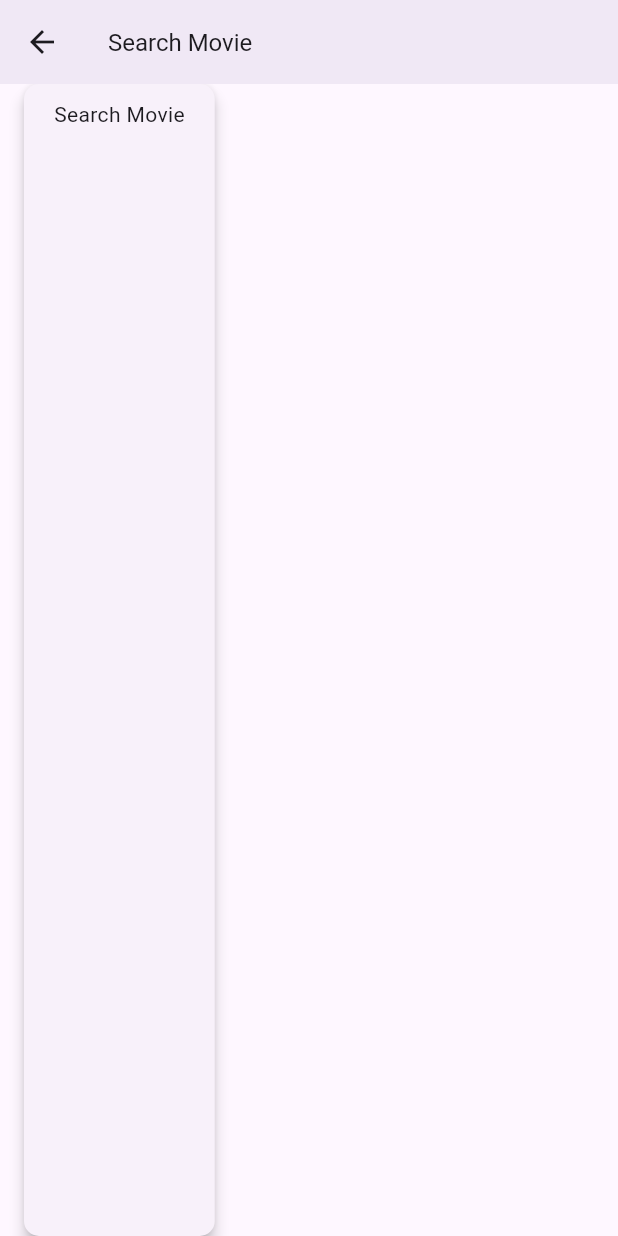
After one commit to mouryaavadhesh/testapp, a Flutter app: the MovieSearch screen opened directly, on a phone screen of 412 x 824 dp. The commit adds this screen. Run offline on Flutter 3.47's test engine with Material 3 defaults, Android fonts, the phone set to English and light mode, and no system bars; our stand-ins replace connectivity_plus, dio, equatable, flutter_bloc, flutter_svg, fluttertoast and 1 more; missing offline and left inert: dio_cache_interceptor.

Commit message:
list class added , created a cubit for state management

```diff
--- /dev/null
+++ b/lib/data/entities/item_model.dart
@@ -0,0 +1,48 @@
+class Movie {
+  final String title;
+  final String releaseYear;
+  final String locations;
+  final String productionCompany;
+  final String distributor;
+  final String director;
+  final String writer;
+  final String actor1;
+  final String actor2;final String actor3;
+  final String? computedRegion6qbpSg9q;
+  final String? computedRegionAjp5B2md;
+  final String? computedRegion26crCadq;
+
+  Movie({
+    required this.title,
+    required this.releaseYear,
+    required this.locations,
+    required this.productionCompany,
+    required this.distributor,
+    required this.director,
+    required this.writer,
+    required this.actor1,
+    required this.actor2,
+    required this.actor3,
+    this.computedRegion6qbpSg9q,
+    this.computedRegionAjp5B2md,
+    this.computedRegion26crCadq,
+  });
+
+  factory Movie.fromJson(Map<String, dynamic> json) {
+    return Movie(
+      title: json['title'] as String,
+      releaseYear: json['release_year'] as String,
+      locations: json['locations'] as String,
+      productionCompany: json['production_company'] as String,
+      distributor: json['distributor'] as String,
+      director: json['director'] as String,
+      writer: json['writer'] as String,
+      actor1: json['actor_1'] as String,
+      actor2: json['actor_2'] as String,
+      actor3: json['actor_3'] as String,
+      computedRegion6qbpSg9q: json[':@computed_region_6qbp_sg9q'] as String?,
+      computedRegionAjp5B2md: json[':@computed_region_ajp5_b2md'] as String?,
+      computedRegion26crCadq: json[':@computed_region_26cr_cadq'] as String?,
+    );
+  }
+}
--- /dev/null
+++ b/lib/data/utils/base/cubit.dart
@@ -0,0 +1,19 @@
+import 'package:equatable/equatable.dart';
+import 'package:flutter_bloc/flutter_bloc.dart';
+
+abstract class _AppState extends Equatable {}
+
+class BlocState extends _AppState {
+  @override
+  List<Object?> get props => [];
+}
+
+abstract class AppBloc<T> extends AppBlocHandler<T> {
+  AppBloc(T initialState) : super(initialState);
+
+  void init();
+}
+
+abstract class AppBlocHandler<T> extends BlocBase<T> {
+  AppBlocHandler(T initialState) : super(initialState);
+}
--- /dev/null
+++ b/lib/data/utils/enums/data.dart
@@ -0,0 +1 @@
+enum DataErrorState { exception, noData }
--- a/lib/data/utils/utils.dart
+++ b/lib/data/utils/utils.dart
@@ -2,7 +2,6 @@ import 'dart:convert';
 
 import 'package:flutter/foundation.dart';
 import 'package:flutter/material.dart';
-import 'package:flutter/services.dart';
 
 import 'package:testapp/data/utils/print_utils.dart';
 
--- /dev/null
+++ b/lib/presentation/screen/movie_search.dart
@@ -0,0 +1,123 @@
+import 'package:flutter/material.dart';
+import 'package:flutter_bloc/flutter_bloc.dart';
+import 'package:testapp/presentation/screen/movie_search_cubit.dart';
+import 'package:testapp/presentation/screen/movie_search_state.dart';
+import 'package:testapp/presentation/template/text.dart';
+import 'package:testapp/presentation/widgets/reusable_widget.dart';
+
+class MovieSearch extends StatefulWidget {
+  @override
+  _MovieSearchState createState() => _MovieSearchState();
+}
+
+class _MovieSearchState extends State<MovieSearch> with TickerProviderStateMixin {
+  // Dummy Product Data Here
+  late Animation animation;
+  late AnimationController animationController;
+
+  @override
+  void initState() {
+    super.initState();
+
+    animationController = AnimationController(
+        duration: const Duration(milliseconds: 1500), vsync: this);
+    animation = Tween<double>(
+      begin: -3,
+      end: 10,
+    ).animate(
+      CurvedAnimation(parent: animationController, curve: Curves.linear),
+    )..addListener(() {});
+    animationController.repeat();
+  }
+
+  @override
+  Widget build(BuildContext context) {
+    return BlocProvider(
+      create: (BuildContext context) => MovieSearchCubit(MenuInitialState(context)),
+      child: BlocBuilder<MovieSearchCubit, MovieSearchState>(
+        builder: (context, state) {
+          Widget screenView = Container();
+
+          if (state is LoadingState) {
+            screenView = ReusableWidget.animationLayout(
+                animation, MediaQuery.of(context).size.width);
+          } else if (state is LoadedState) {
+            screenView = _buildMenuList(state);
+          } else {
+            screenView = Card(
+              margin: const EdgeInsets.symmetric(horizontal: 16),
+              shape: RoundedRectangleBorder(
+                  borderRadius: BorderRadius.circular(10.0)),
+              elevation: 4.0,
+              child: Container(
+                padding: const EdgeInsets.only(
+                    left: 20, right: 20, top: 10, bottom: 19),
+                child: Column(
+                  mainAxisAlignment: MainAxisAlignment.start,
+                  crossAxisAlignment: CrossAxisAlignment.start,
+                  children: [
+                    MyText.textInterBold(
+                        text: "Search Movie",
+                        fontSize: 14)
+                  ],
+                ),
+              ),
+            );
+          }
+          return SafeArea(
+              child: Scaffold(
+                  appBar: AppBar(
+                    title: MyText.textInterBold(
+                        text: "Search Movie", fontSize: 16),
+                    elevation: 4,
+                    leading: IconButton(
+                      icon: const Icon(Icons.arrow_back),
+                      onPressed: () {
+
+                      },
+                    ),
+                  ),
+
+                  body: Stack(
+                    children: [
+                      screenView,
+
+                    ],
+                  )));
+        },
+      ),
+    );
+  }
+
+  Widget _buildMenuList(LoadedState state) => ListView.builder(
+        itemCount: state.movieData.length,
+        //  respondedData3['data'].length,
+        shrinkWrap: true,
+        scrollDirection: Axis.vertical,
+        physics: const ScrollPhysics(),
+        itemBuilder: (context, index) => Card(
+
+          shape:
+              RoundedRectangleBorder(borderRadius: BorderRadius.circular(10.0)),
+          elevation: 4.0,
+          margin: const EdgeInsets.symmetric(vertical: 16, horizontal: 16),
+          child: Container(
+            height: 150,
+            padding: const EdgeInsets.all(10.0),
+            child: const Column(
+              mainAxisAlignment: MainAxisAlignment.start,
+              children: [
+
+              ],
+            ),
+          ),
+        ),
+      );
+
+  @override
+  void dispose() {
+    animation.removeListener(() {});
+    animationController.dispose();
+    super.dispose();
+  }
+}
--- /dev/null
+++ b/lib/presentation/screen/movie_search_cubit.dart
@@ -0,0 +1,24 @@
+import 'package:flutter/widgets.dart';
+import 'package:testapp/data/utils/base/cubit.dart';
+import 'package:testapp/presentation/screen/movie_search_state.dart';
+
+
+class MovieSearchCubit extends AppBloc<MovieSearchState> {
+  late final BuildContext _context;
+
+
+ // final List<GetMenu> _getMenu = [];
+
+  MovieSearchCubit(MenuInitialState initialState) : super(initialState) {
+    _context = initialState.context;
+    init();
+  }
+
+  @override
+  void init() {
+
+  }
+
+
+
+}
--- /dev/null
+++ b/lib/presentation/screen/movie_search_state.dart
@@ -0,0 +1,33 @@
+import 'package:flutter/cupertino.dart';
+import 'package:testapp/data/entities/item_model.dart';
+import 'package:testapp/data/utils/base/cubit.dart';
+
+
+class MovieSearchState extends BlocState {}
+
+class MenuInitialState extends MovieSearchState {
+  final BuildContext context;
+
+  MenuInitialState(this.context);
+}
+
+class LoadingState extends MovieSearchState {}
+
+class ErrorState extends MovieSearchState {}
+
+class LoadedState extends MovieSearchState {
+  final List<Movie> movieData;
+
+  LoadedState({required this.movieData});
+
+  @override
+  bool operator ==(Object other) =>
+      identical(this, other) ||
+      super == other &&
+          other is LoadedState &&
+          runtimeType == other.runtimeType &&
+          movieData == other.movieData;
+
+  @override
+  int get hashCode => super.hashCode ^ movieData.hashCode;
+}
```
Also changed, not shown: lib/data/api/api_urls.dart (+1 -38 lines), lib/data/utils/base/bloc_wrapper.dart (added, +14 -0 lines), lib/data/utils/base/repo_response.dart (added, +56 -0 lines), lib/presentation/widgets/CustomSwitch.dart (deleted, +0 -74 lines), lib/presentation/widgets/button_enable_disable.dart (deleted, +0 -208 lines), 1 other file.
